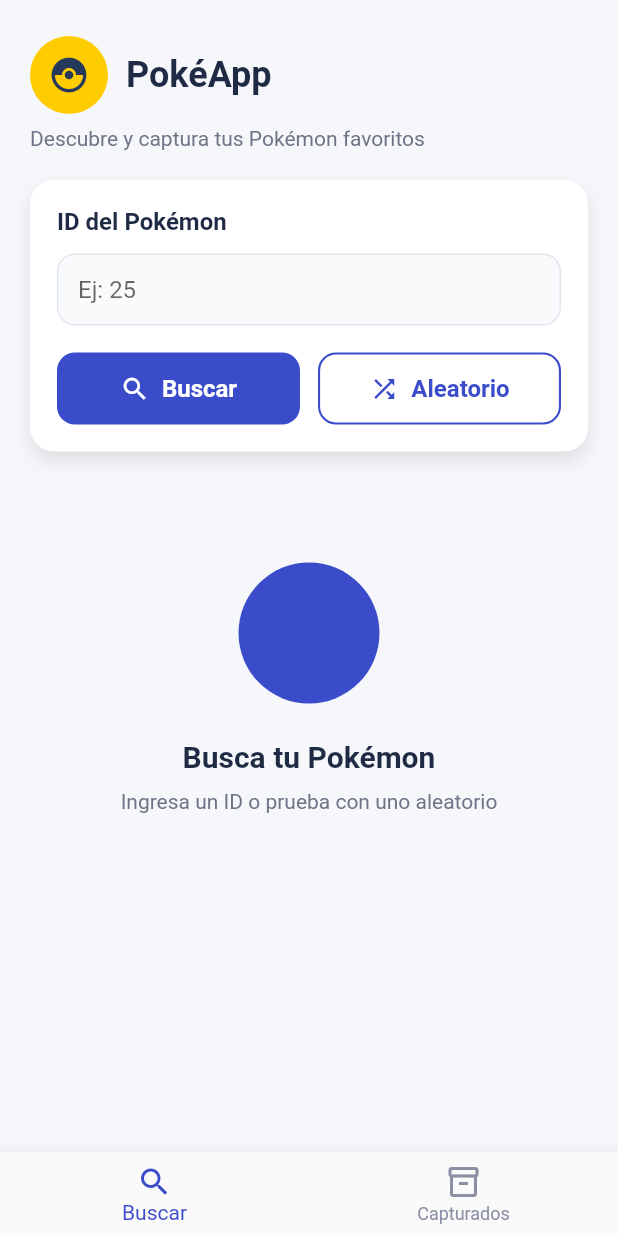
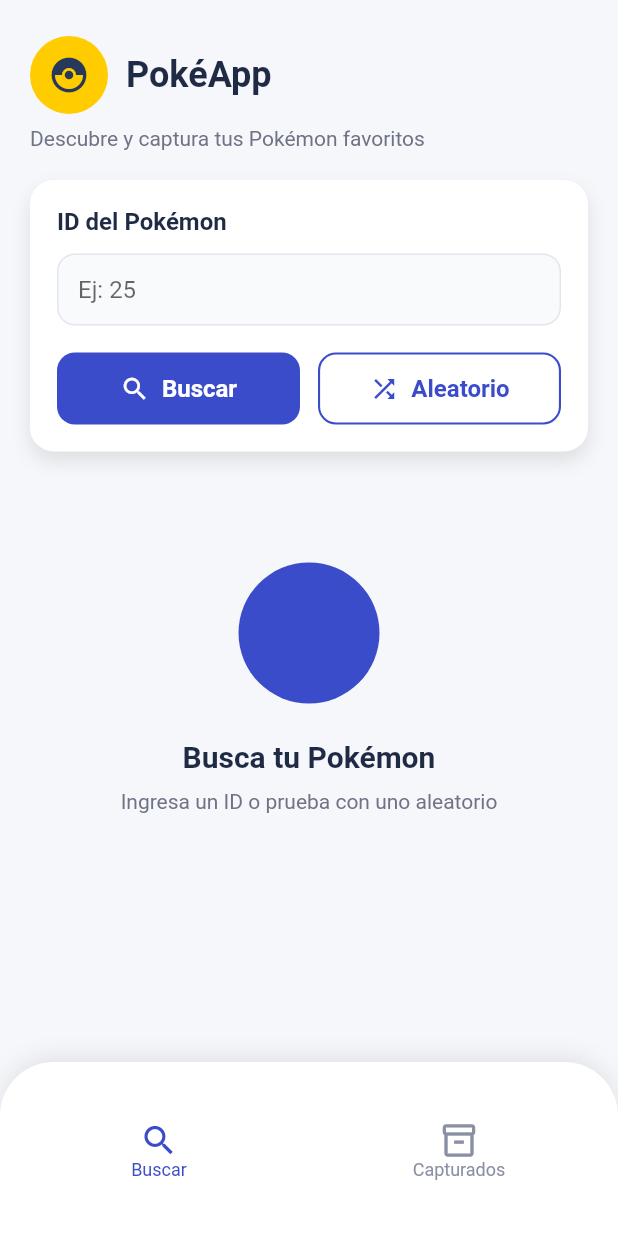
Before and after one commit to Alex-gs22/clean_architecture_poke_app, a Flutter app: the screen it shows after launch, on a phone screen of 412 x 824 dp. Run offline on Flutter 3.47's test engine with Material 3 defaults, Android fonts, the phone set to English and light mode, and no system bars; our stand-ins replace dartz, dio, flutter_bloc, get_it, hive_flutter; accounts and stored records are empty.

Commit message:
feat: Refactor AppBottomNav to enhance layout and maintain consistent styling

```diff
--- a/lib/shared/widgets/app_bottom_nav.dart
+++ b/lib/shared/widgets/app_bottom_nav.dart
@@ -12,18 +12,50 @@ class AppBottomNav extends StatelessWidget {
 
   @override
   Widget build(BuildContext context) {
-    return BottomNavigationBar(
+    return Container(
+      height: 116,
+      decoration: const BoxDecoration(
+        color: Colors.white,
+        boxShadow: [
+          BoxShadow(
+            color: Color(0x14000000),
+            blurRadius: 12,
+            offset: Offset(0, -4),
+          ),
+        ],
+        borderRadius: BorderRadius.only(
+          topLeft: Radius.circular(36),
+          topRight: Radius.circular(36),
+        ),
+      ),
+      child: SafeArea(
+        top: false,
+        child: Padding(
+          padding: const EdgeInsets.only(top: 8, bottom: 6, left: 6, right: 6),
+          child: BottomNavigationBar(
+            type: BottomNavigationBarType.fixed,
+            iconSize: 26,
+            backgroundColor: Colors.transparent,
+            elevation: 0,
             currentIndex: currentIndex,
             onTap: onTap,
             selectedItemColor: const Color(0xFF3B4CCA),
             unselectedItemColor: const Color(0xFF8A8FA3),
+            selectedFontSize: 12,
+            unselectedFontSize: 12,
             items: const [
-        BottomNavigationBarItem(icon: Icon(Icons.search), label: 'Buscar'),
+              BottomNavigationBarItem(
+                icon: Icon(Icons.search),
+                label: 'Buscar',
+              ),
               BottomNavigationBarItem(
                 icon: Icon(Icons.inventory_2_outlined),
                 label: 'Capturados',
               ),
             ],
+          ),
+        ),
+      ),
     );
   }
 }
```
Lines whose indentation alone changed are shown as unchanged.
